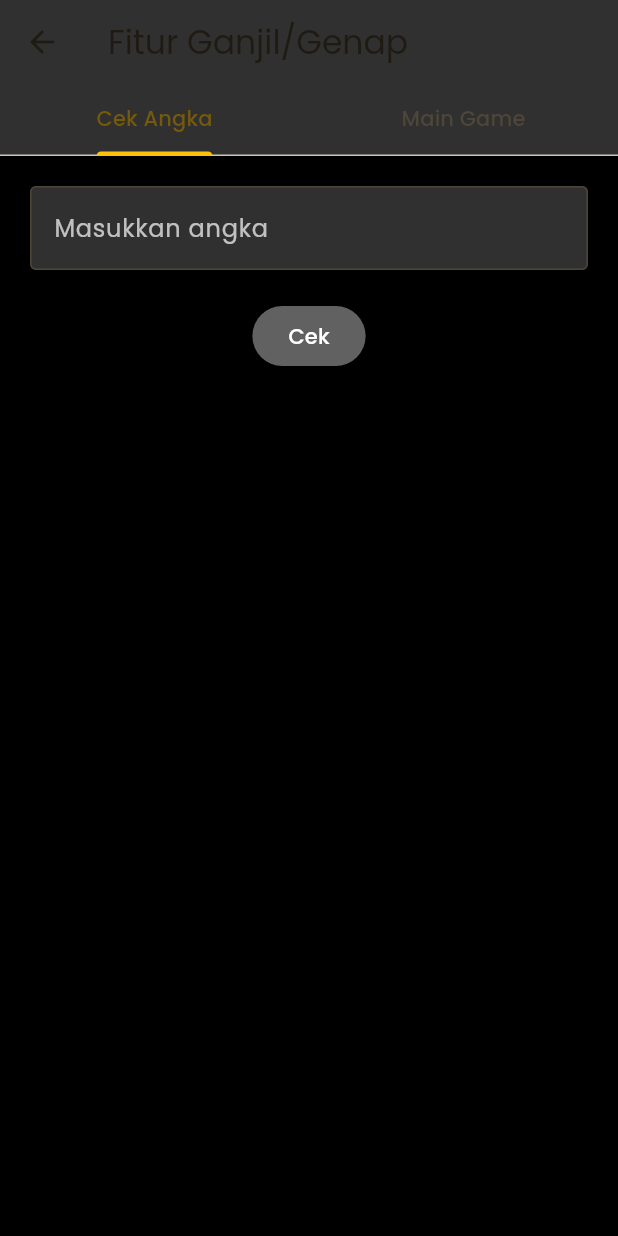
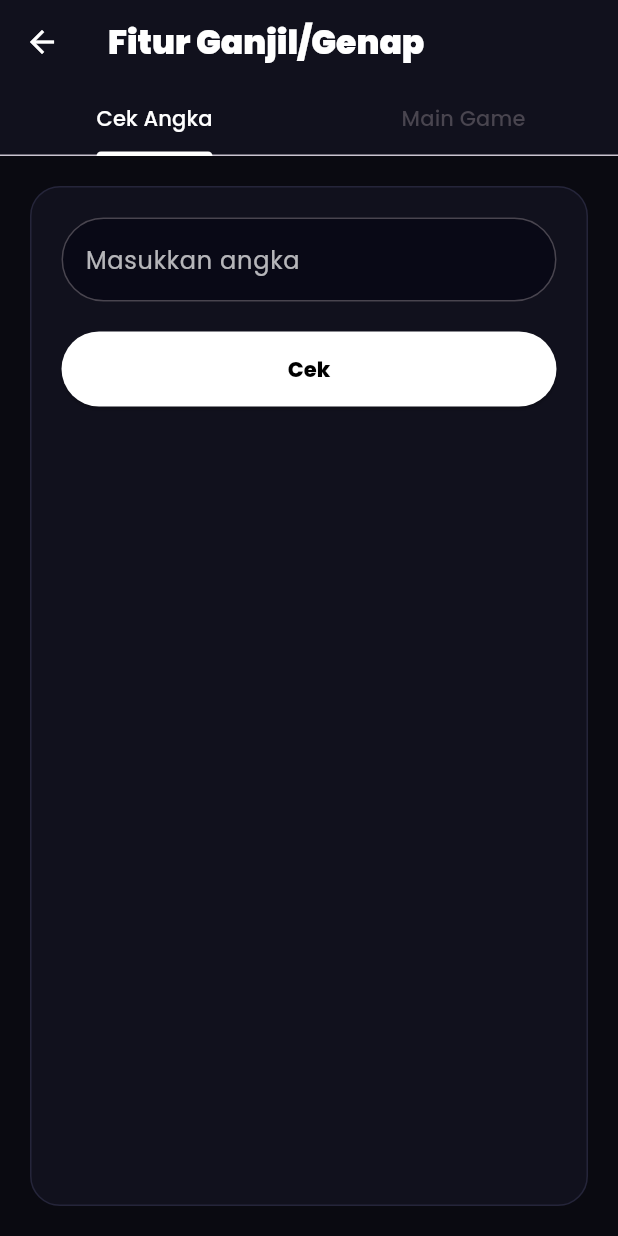
Before and after one commit to Kuwaann/MyFinance, a Flutter app: the OddEvenPage screen opened directly, on a phone screen of 412 x 824 dp. Run offline on Flutter 3.47's test engine with Material 3 defaults, Android fonts, the phone set to English and light mode, and no system bars; our stand-ins replace google_fonts.

Commit message:
Redesign GG

```diff
--- a/lib/gg.dart
+++ b/lib/gg.dart
@@ -135,13 +135,20 @@ class _OddEvenPageState extends State<OddEvenPage>
   @override
   Widget build(BuildContext context) {
     return Scaffold(
-      backgroundColor: Colors.black,
+      backgroundColor: const Color.fromARGB(255, 10, 10, 17),
       appBar: AppBar(
-        title: const Text("Fitur Ganjil/Genap"),
-        backgroundColor: Colors.grey[850],
+        title: const Text(
+          "Fitur Ganjil/Genap",
+          style: TextStyle(
+            fontWeight: FontWeight.w900,
+          ),
+        ),
+        foregroundColor: Colors.white,
+        backgroundColor: const Color.fromARGB(255, 17, 17, 29),
         bottom: TabBar(
           controller: _tabController,
-          indicatorColor: Colors.amber,
+          labelColor: Colors.white,
+          indicatorColor: Colors.white,
           tabs: const [
             Tab(text: "Cek Angka"),
             Tab(text: "Main Game"),
@@ -154,6 +161,14 @@ class _OddEvenPageState extends State<OddEvenPage>
           // --- Tab 1: cek ganjil/genap
           Padding(
             padding: const EdgeInsets.all(20),
+            child: Container(
+              constraints: BoxConstraints(maxHeight: 100),
+              padding: const EdgeInsets.all(20),
+              decoration: BoxDecoration(
+                color: Color.fromARGB(255, 17, 17, 29),
+                borderRadius: BorderRadius.circular(20),
+                border: Border.all(color: Color.fromARGB(255, 37, 37, 58))
+                ),
               child: Column(
                 children: [
                   TextField(
@@ -161,25 +176,38 @@ class _OddEvenPageState extends State<OddEvenPage>
                     keyboardType: TextInputType.number,
                     style: const TextStyle(color: Colors.white),
                     decoration: InputDecoration(
-                    border: const OutlineInputBorder(),
+                      border: const OutlineInputBorder(
+                        borderRadius: BorderRadius.all(Radius.circular(30)),
+                        borderSide: BorderSide(color: Color.fromARGB(255, 37, 37, 58)),
+                      ),
                       labelText: "Masukkan angka",
                       labelStyle: const TextStyle(color: Colors.white70),
                       filled: true,
-                    fillColor: Colors.grey[850],
+                      fillColor: Color.fromARGB(255, 9, 9, 22),
                     ),
                   ),
                   const SizedBox(height: 20),
-                ElevatedButton(
+
+                  Container(
+                    width: double.infinity,
+                    height: 50,
+                    child: ElevatedButton(
                       style: ElevatedButton.styleFrom(
-                    backgroundColor: Colors.grey[700],
+                        backgroundColor: const Color.fromARGB(255, 255, 255, 255),
                       ),
                       onPressed: _checkNumber,
-                  child: const Text("Cek", style: TextStyle(color: Colors.white)),
+                      child: const Text("Cek", style: TextStyle(
+                        color: Color.fromARGB(255, 0, 0, 0),
+                        fontWeight: FontWeight.w800,
+                        ),
+                      ),
+                    ),
                   ),
                   const SizedBox(height: 20),
                   Text(_result,
                       style: const TextStyle(fontSize: 24, color: Colors.white)),
                 ],
+              ),
             ),
           ),
 
--- a/lib/homepage.dart
+++ b/lib/homepage.dart
@@ -131,7 +131,9 @@ class PageHomepage extends StatelessWidget {
                       ),
                       child: InkWell(
                         borderRadius: BorderRadius.all(Radius.circular(20)),
-                        onTap: (){},
+                        onTap: () {
+                          Navigator.pushNamed(context,'/ganjilgenap');
+                        },
                         child: Padding(
                           padding: EdgeInsets.all(20),
                           child: Row(
--- a/lib/main.dart
+++ b/lib/main.dart
@@ -1,4 +1,5 @@
 import 'package:flutter/material.dart';
+import 'package:myfinance/gg.dart';
 import 'package:myfinance/homepage.dart';
 import 'package:google_fonts/google_fonts.dart';
 
@@ -18,13 +19,13 @@ class MyApp extends StatelessWidget {
       debugShowCheckedModeBanner: false,
       title: 'Flutter Demo',
       theme: ThemeData(
-        colorScheme: ColorScheme.fromSeed(seedColor: const Color.fromARGB(255, 255, 196, 0)),
         textTheme: GoogleFonts.poppinsTextTheme(),
       ),
       initialRoute: '/',
       routes: {
         '/': (context) => const PageHomepage(),
         '/kalkulator': (context) => const Calculator(),
+        '/ganjilgenap': (context) => const OddEvenPage(),
       },
     );
   }
```
Lines whose indentation alone changed are shown as unchanged.
